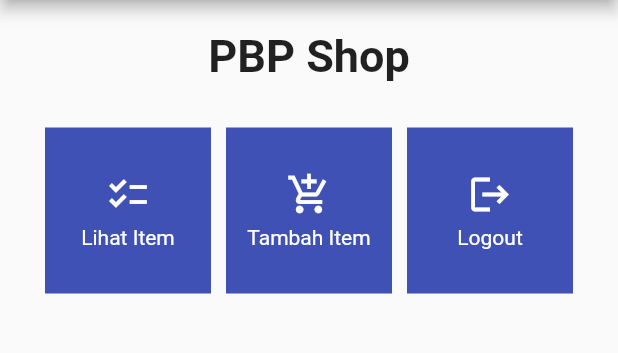
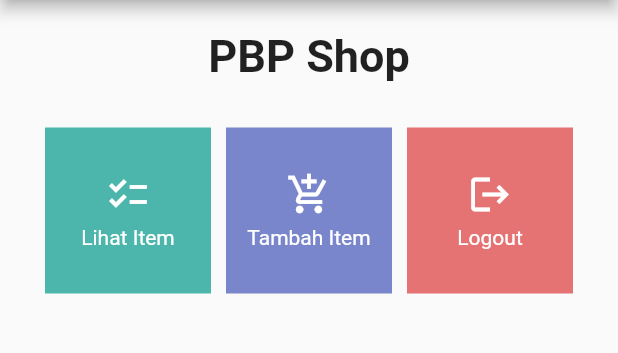
Before and after one commit to syifakaffa/smart_waroeng_mobile, a Flutter app: the screen it shows after launch, on a phone screen of 412 x 824 dp, the part 84-437 px from its top. Run offline on Flutter 3.47's test engine with Material 2 defaults, Android fonts, the phone set to English and light mode, and no system bars.

Commit message:
selesai mengerjakan tugas 7 pbp

```diff
--- a/lib/menu.dart
+++ b/lib/menu.dart
@@ -75,10 +75,22 @@ class ShopCard extends StatelessWidget {
 
   const ShopCard(this.item, {super.key}); // Constructor
 
+  Color getButtonColor(ShopItem item) {
+    if (item.name == "Lihat Item") {
+      return Colors.teal.shade300; // Ubah warna sesuai kebutuhan
+    } else if (item.name == "Tambah Item") {
+      return Colors.indigo.shade300; // Ubah warna sesuai kebutuhan
+    } else if (item.name == "Logout") {
+      return Colors.red.shade300; // Ubah warna sesuai kebutuhan
+    } else {
+      return Colors.indigo; // Warna default
+    }
+  }
+
   @override
   Widget build(BuildContext context) {
     return Material(
-      color: Colors.indigo,
+      color: getButtonColor(item), // Gunakan warna sesuai nama tombol
       child: InkWell(
         // Area responsive terhadap sentuhan
         onTap: () {
```
